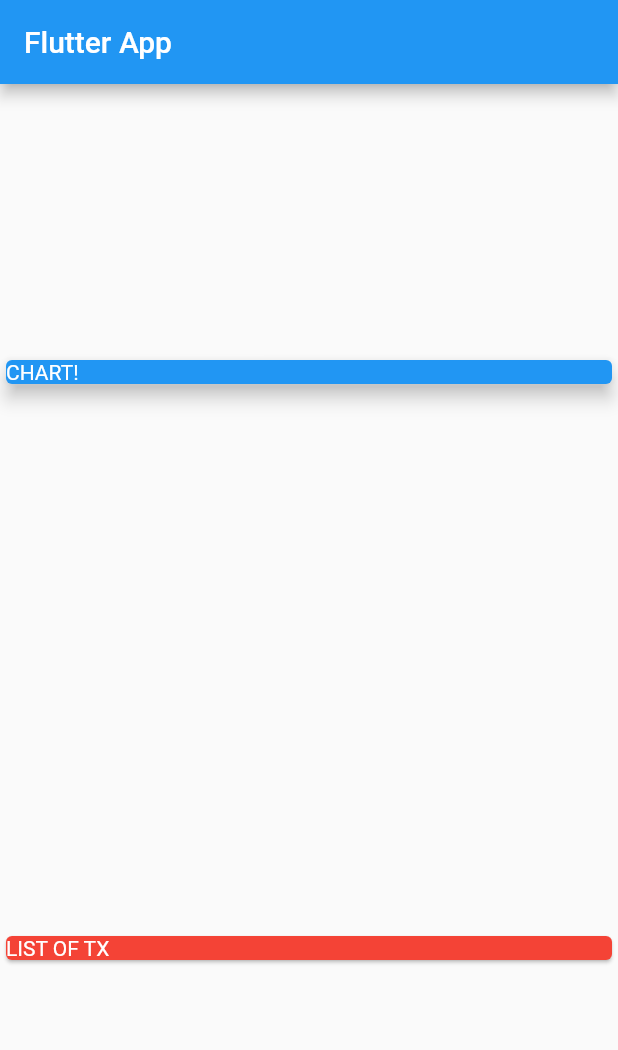
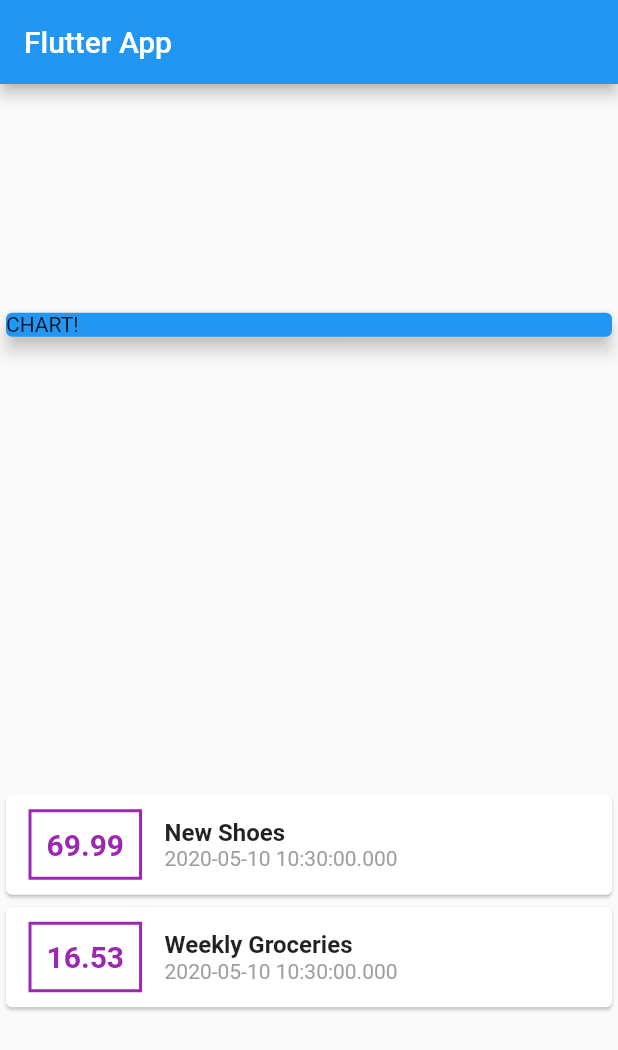
Before and after one commit to Zorgatone/flutter_complete_guide, a Flutter app: the screen it shows after launch, on a phone screen of 412 x 824 dp. Shown: the top 1050 px of the screen. Run offline on Flutter 3.47's test engine with Material 2 defaults, Android fonts, the phone set to English and light mode, and no system bars.

Commit message:
App styling

```diff
--- a/lib/main.dart
+++ b/lib/main.dart
@@ -1,4 +1,6 @@
 import 'package:flutter/material.dart';
+
+import './transaction.dart';
 
 void main() => runApp(MyApp());
 
@@ -13,6 +15,21 @@ class MyApp extends StatelessWidget {
 }
 
 class MyHomePage extends StatelessWidget {
+  final List<Transaction> transactions = [
+    Transaction(
+      id: 't1',
+      title: 'New Shoes',
+      amount: 69.99,
+      date: DateTime.now(),
+    ),
+    Transaction(
+      id: 't2',
+      title: 'Weekly Groceries',
+      amount: 16.53,
+      date: DateTime.now(),
+    ),
+  ];
+
   @override
   Widget build(BuildContext context) {
     return Scaffold(
@@ -27,19 +44,56 @@ class MyHomePage extends StatelessWidget {
             width: double.infinity,
             child: Card(
               color: Colors.blue,
-              child: Text(
-                'CHART!',
-                style: TextStyle(color: Colors.white),
-              ),
+              child: Text('CHART!'),
               elevation: 5,
             ),
           ),
-          Card(
-            color: Colors.red,
-            child: Text(
-              'LIST OF TX',
-              style: TextStyle(color: Colors.white),
-            ),
+          Column(
+            children: transactions.map((tx) {
+              return Card(
+                child: Row(
+                  children: <Widget>[
+                    Container(
+                      margin: EdgeInsets.symmetric(
+                        vertical: 10,
+                        horizontal: 15,
+                      ),
+                      decoration: BoxDecoration(
+                        border: Border.all(
+                          color: Colors.purple,
+                          width: 2,
+                        ),
+                      ),
+                      padding: EdgeInsets.all(10),
+                      child: Text(
+                        tx.amount.toString(),
+                        style: TextStyle(
+                          fontWeight: FontWeight.bold,
+                          fontSize: 20,
+                          color: Colors.purple,
+                        ),
+                      ),
+                    ),
+                    Column(
+                      crossAxisAlignment: CrossAxisAlignment.start,
+                      children: <Widget>[
+                        Text(
+                          tx.title,
+                          style: TextStyle(
+                            fontSize: 16,
+                            fontWeight: FontWeight.bold,
+                          ),
+                        ),
+                        Text(
+                          tx.date.toString(),
+                          style: TextStyle(color: Colors.grey),
+                        )
+                      ],
+                    )
+                  ],
+                ),
+              );
+            }).toList(),
           )
         ],
       ),
--- /dev/null
+++ b/lib/transaction.dart
@@ -0,0 +1,15 @@
+import 'package:flutter/foundation.dart';
+
+class Transaction {
+  final String id;
+  final String title;
+  final double amount;
+  final DateTime date;
+
+  Transaction({
+    @required this.id,
+    @required this.title,
+    @required this.amount,
+    @required this.date,
+  });
+}
```
